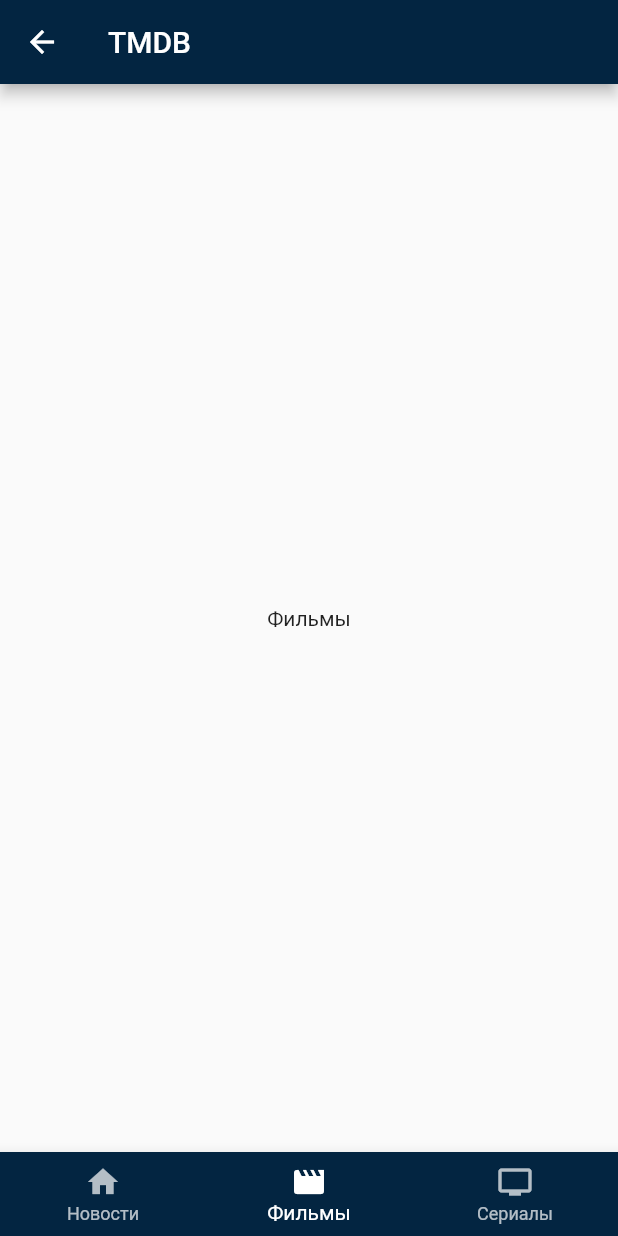
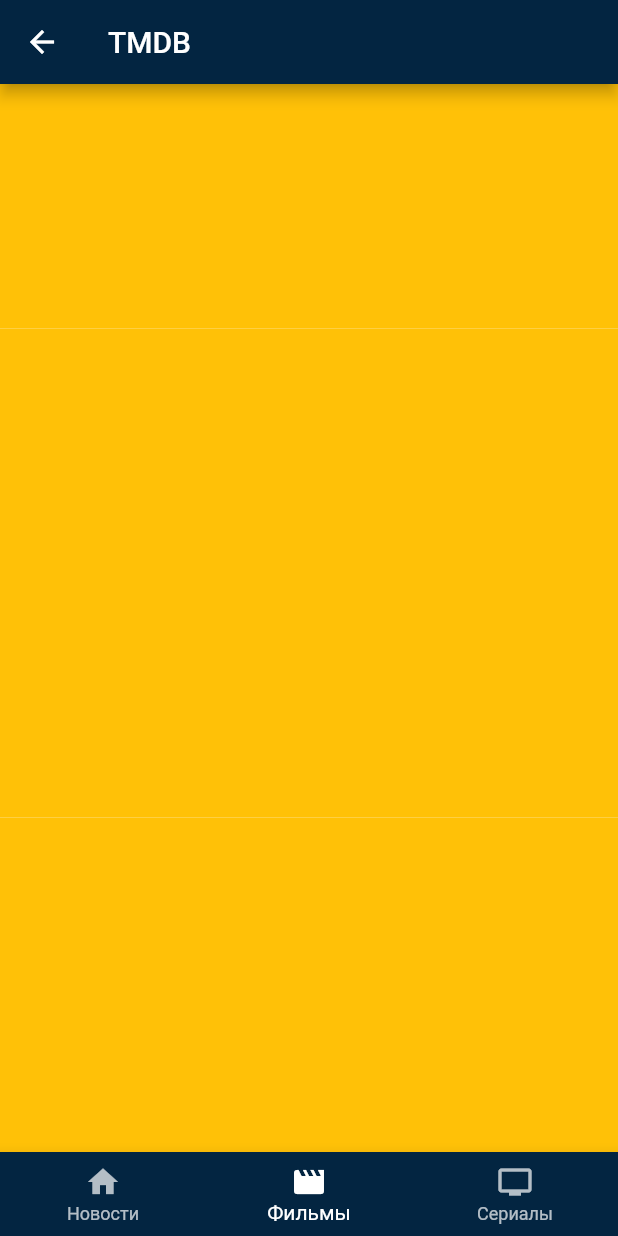
Before and after one commit to Wlad11/flutter, a Flutter app: the MainScreenWidget screen opened by its route, on a phone screen of 412 x 824 dp. Run offline on Flutter 3.47's test engine with Material 2 defaults, Android fonts, the phone set to English and light mode, and no system bars.

```diff
--- a/lesson/lib/main_screen/main_screen_widget.dart
+++ b/lesson/lib/main_screen/main_screen_widget.dart
@@ -1,4 +1,5 @@
 import 'package:flutter/material.dart';
+import 'package:lesson/widgets/movi_list/movi_list_widget.dart';
 
 // Добавлен routers:
 class MainScreenWidget extends StatefulWidget {
@@ -9,15 +10,13 @@
 }
 
 class _MainScreenWidgetState extends State<MainScreenWidget> {
-  int _selectTab = 1; //перестроит на ту Icon которая нужна
+  int _selectTab = 1; //перестроит на ту Icon которая нужна Сечас на фильмы
 
   static const List<Widget> _widgetOptions = <Widget>[
     Text(
       'Новости',
     ),
-    Text(
-      'Фильмы',
-    ),
+    MoviListWidget(),
     Text(
       'Сериалы',
     ),
@@ -36,7 +35,8 @@
     return Scaffold(
         appBar: AppBar(title: const Text("TMDB")),
         body: Center(
-          child: _widgetOptions[_selectTab],//Перестраиват экран на нажатую иконку
+          child:
+              _widgetOptions[_selectTab], //Перестраиват экран на нажатую иконку
         ), //Отображает лист свверху
         bottomNavigationBar: BottomNavigationBar(
           currentIndex: _selectTab,
--- /dev/null
+++ b/lesson/lib/widgets/movi_list/movi_list_widget.dart
@@ -0,0 +1,19 @@
+import 'package:flutter/material.dart';
+
+class MoviListWidget extends StatelessWidget {
+  const MoviListWidget({Key? key}) : super(key: key);
+
+  @override
+  Widget build(BuildContext context) {
+    return ListView.builder(
+        itemCount: 10, //Солько будет фильмов
+        itemExtent: 163, // отвечает за высоту Если разная он не нужен
+        itemBuilder: (BuildContext context, int index) {
+          return Container(
+            color: Colors.amber,
+          );
+        });
+  }
+}
+
+//TODO: Творим лист фильмов
--- a/lesson/pubspec.yaml
+++ b/lesson/pubspec.yaml
@@ -44,8 +44,8 @@
 
   # To add Flutter specific assets to your application, add an assets section,
   # like this:
-  # assets:
-  #   - images/a_dot_burr.jpeg
+  assets:
+    - images/
   #   - images/a_dot_ham.jpeg
 
   # An image asset can refer to one or more resolution-specific "variants", see
```
Also changed, not shown: lesson/images/film.jpg (added).
